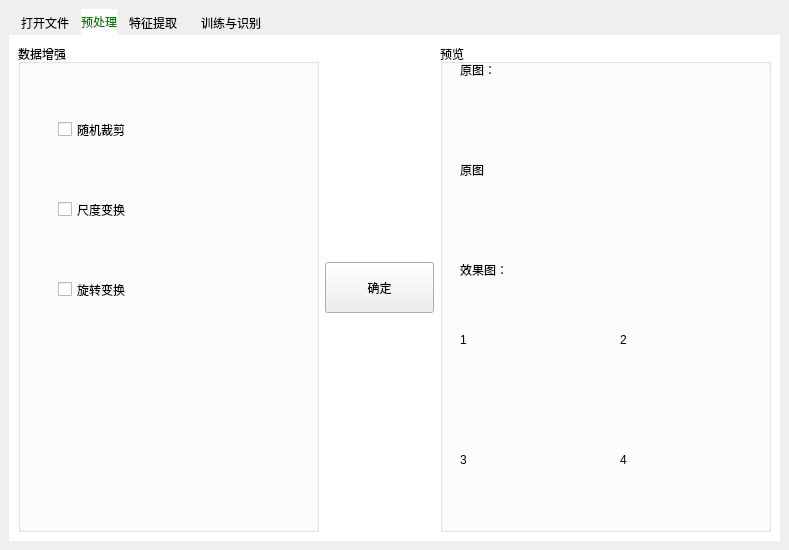
Liujiajia1994/pyQtTest, file oceanEddyRecognition.ui: the form before one commit.
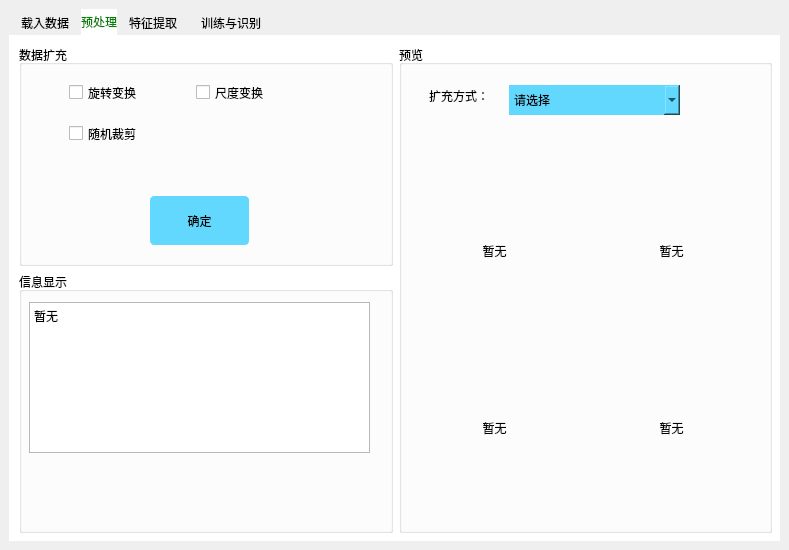
The form after the commit. The open tabs and pages were chosen to show the change. Icons and pictures are not drawn.

Commit message: 预处理界面调整

Patch:
```diff
--- a/oceanEddyRecognition.ui
+++ b/oceanEddyRecognition.ui
@@ -71,7 +71,7 @@
         </iconset>
        </attribute>
        <attribute name="title">
-        <string>打开文件</string>
+        <string>载入数据</string>
        </attribute>
        <layout class="QGridLayout" name="gridLayout_2">
         <item row="0" column="0">
@@ -213,181 +213,295 @@
        <attribute name="title">
         <string>预处理</string>
        </attribute>
-       <layout class="QGridLayout" name="gridLayout_3">
-        <item row="0" column="0">
-         <layout class="QHBoxLayout" name="horizontalLayout_2" stretch="2,1,2">
-          <item>
-           <widget class="QGroupBox" name="groupBox_4">
-            <property name="minimumSize">
-             <size>
-              <width>301</width>
-              <height>481</height>
-             </size>
-            </property>
-            <property name="title">
-             <string>数据增强</string>
-            </property>
-            <widget class="QCheckBox" name="checkBox">
-             <property name="geometry">
-              <rect>
-               <x>40</x>
-               <y>60</y>
-               <width>101</width>
-               <height>51</height>
-              </rect>
+       <widget class="QWidget" name="">
+        <property name="geometry">
+         <rect>
+          <x>10</x>
+          <y>10</y>
+          <width>753</width>
+          <height>488</height>
+         </rect>
+        </property>
+        <layout class="QHBoxLayout" name="horizontalLayout_5">
+         <item>
+          <layout class="QVBoxLayout" name="verticalLayout_2">
+           <item>
+            <widget class="QGroupBox" name="groupBox_4">
+             <property name="minimumSize">
+              <size>
+               <width>371</width>
+               <height>217</height>
+              </size>
              </property>
-             <property name="text">
-              <string>随机裁剪</string>
+             <property name="title">
+              <string>数据扩充</string>
              </property>
+             <widget class="QPushButton" name="pushButtoncheck">
+              <property name="geometry">
+               <rect>
+                <x>130</x>
+                <y>150</y>
+                <width>101</width>
+                <height>51</height>
+               </rect>
+              </property>
+              <property name="minimumSize">
+               <size>
+                <width>101</width>
+                <height>51</height>
+               </size>
+              </property>
+              <property name="styleSheet">
+               <string notr="true">QPushButton{  
+    border: 1px solid #ffffff;    
+	background-color:#62d8fe;
+    border-style: solid;  
+    border-radius:5px;  
+    width: 100px;  
+    height:20px;  
+    padding:0 0px;  
+} 
+QPushButton:hover{     
+    border: 1px solid #ffffff;  
+	background-color:#d6f7fe;
+    border-style: solid;  
+    border-radius:5px;  
+    width: 40px;  
+    height:20px;  
+    padding:0 0px;  
+}
+QPushButton:pressed{  
+    background-color:#EAF0FF;  
+    border: 1px solid #AAB4C4;  
+    width: 40px;  
+    height:20px;  
+    padding:0 0px;  
+    border-radius:5px;  
+}</string>
+              </property>
+              <property name="text">
+               <string>确定</string>
+              </property>
+             </widget>
+             <widget class="QWidget" name="">
+              <property name="geometry">
+               <rect>
+                <x>50</x>
+                <y>30</y>
+                <width>248</width>
+                <height>78</height>
+               </rect>
+              </property>
+              <layout class="QGridLayout" name="gridLayout_3">
+               <item row="0" column="0">
+                <widget class="QCheckBox" name="checkBox_3">
+                 <property name="minimumSize">
+                  <size>
+                   <width>120</width>
+                   <height>35</height>
+                  </size>
+                 </property>
+                 <property name="text">
+                  <string>旋转变换</string>
+                 </property>
+                </widget>
+               </item>
+               <item row="0" column="1">
+                <widget class="QCheckBox" name="checkBox_2">
+                 <property name="minimumSize">
+                  <size>
+                   <width>120</width>
+                   <height>35</height>
+                  </size>
+                 </property>
+                 <property name="text">
+                  <string>尺度变换</string>
+                 </property>
+                </widget>
+               </item>
+               <item row="1" column="0">
+                <widget class="QCheckBox" name="checkBox">
+                 <property name="minimumSize">
+                  <size>
+                   <width>120</width>
+                   <height>35</height>
+                  </size>
+                 </property>
+                 <property name="text">
+                  <string>随机裁剪</string>
+                 </property>
+                </widget>
+               </item>
+              </layout>
+             </widget>
             </widget>
-            <widget class="QCheckBox" name="checkBox_2">
-             <property name="geometry">
-              <rect>
-               <x>40</x>
-               <y>140</y>
-               <width>101</width>
-               <height>51</height>
-              </rect>
+           </item>
+           <item>
+            <widget class="QGroupBox" name="groupBox_5">
+             <property name="minimumSize">
+              <size>
+               <width>371</width>
+               <height>261</height>
+              </size>
              </property>
-             <property name="text">
-              <string>尺度变换</string>
+             <property name="title">
+              <string>信息显示</string>
              </property>
+             <widget class="QTextEdit" name="textEdit_info_2">
+              <property name="geometry">
+               <rect>
+                <x>10</x>
+                <y>30</y>
+                <width>341</width>
+                <height>151</height>
+               </rect>
+              </property>
+              <property name="html">
+               <string>&lt;!DOCTYPE HTML PUBLIC &quot;-//W3C//DTD HTML 4.0//EN&quot; &quot;http://www.w3.org/TR/REC-html40/strict.dtd&quot;&gt;
+&lt;html&gt;&lt;head&gt;&lt;meta name=&quot;qrichtext&quot; content=&quot;1&quot; /&gt;&lt;style type=&quot;text/css&quot;&gt;
+p, li { white-space: pre-wrap; }
+&lt;/style&gt;&lt;/head&gt;&lt;body style=&quot; font-family:'SimSun'; font-size:9pt; font-weight:400; font-style:normal;&quot;&gt;
+&lt;p style=&quot; margin-top:0px; margin-bottom:0px; margin-left:0px; margin-right:0px; -qt-block-indent:0; text-indent:0px;&quot;&gt;暂无&lt;/p&gt;&lt;/body&gt;&lt;/html&gt;</string>
+              </property>
+             </widget>
             </widget>
-            <widget class="QCheckBox" name="checkBox_3">
-             <property name="geometry">
-              <rect>
-               <x>40</x>
-               <y>220</y>
-               <width>101</width>
-               <height>51</height>
-              </rect>
-             </property>
-             <property name="text">
-              <string>旋转变换</string>
-             </property>
-            </widget>
-           </widget>
-          </item>
-          <item>
-           <widget class="QPushButton" name="pushButton_check">
+           </item>
+          </layout>
+         </item>
+         <item>
+          <widget class="QGroupBox" name="groupBox_8">
+           <property name="minimumSize">
+            <size>
+             <width>372</width>
+             <height>481</height>
+            </size>
+           </property>
+           <property name="title">
+            <string>预览</string>
+           </property>
+           <widget class="QLabel" name="label">
+            <property name="geometry">
+             <rect>
+              <x>30</x>
+              <y>30</y>
+              <width>81</width>
+              <height>41</height>
+             </rect>
+            </property>
             <property name="minimumSize">
              <size>
-              <width>101</width>
-              <height>51</height>
+              <width>81</width>
+              <height>41</height>
              </size>
             </property>
             <property name="text">
-             <string>确定</string>
+             <string>扩充方式：</string>
             </property>
            </widget>
-          </item>
-          <item>
-           <widget class="QGroupBox" name="groupBox_5">
-            <property name="minimumSize">
-             <size>
-              <width>331</width>
-              <height>481</height>
-             </size>
+           <widget class="QComboBox" name="comboBox_2">
+            <property name="geometry">
+             <rect>
+              <x>110</x>
+              <y>40</y>
+              <width>171</width>
+              <height>30</height>
+             </rect>
             </property>
-            <property name="title">
-             <string>预览</string>
+            <property name="styleSheet">
+             <string notr="true">QComboBox {
+	font-family: &quot;微软雅黑&quot;;
+    color: black;
+    border: 1px #1a1a1a solid;
+	background-color:#62d8fe;
+}
+</string>
             </property>
-            <widget class="QLabel" name="label_2">
-             <property name="geometry">
-              <rect>
-               <x>20</x>
-               <y>20</y>
-               <width>54</width>
-               <height>12</height>
-              </rect>
-             </property>
+            <item>
              <property name="text">
-              <string>原图：</string>
+              <string>请选择</string>
              </property>
-            </widget>
-            <widget class="QLabel" name="label_3">
-             <property name="geometry">
-              <rect>
-               <x>20</x>
-               <y>50</y>
-               <width>291</width>
-               <height>151</height>
-              </rect>
-             </property>
-             <property name="text">
-              <string>原图</string>
-             </property>
-            </widget>
-            <widget class="QLabel" name="label_4">
-             <property name="geometry">
-              <rect>
-               <x>20</x>
-               <y>220</y>
-               <width>54</width>
-               <height>12</height>
-              </rect>
-             </property>
-             <property name="text">
-              <string>效果图：</string>
-             </property>
-            </widget>
-            <widget class="QLabel" name="label_5">
-             <property name="geometry">
-              <rect>
-               <x>20</x>
-               <y>240</y>
-               <width>141</width>
-               <height>111</height>
-              </rect>
-             </property>
-             <property name="text">
-              <string>1</string>
-             </property>
-            </widget>
-            <widget class="QLabel" name="label_6">
-             <property name="geometry">
-              <rect>
-               <x>180</x>
-               <y>240</y>
-               <width>141</width>
-               <height>111</height>
-              </rect>
-             </property>
-             <property name="text">
-              <string>2</string>
-             </property>
-            </widget>
-            <widget class="QLabel" name="label_7">
-             <property name="geometry">
-              <rect>
-               <x>20</x>
-               <y>360</y>
-               <width>141</width>
-               <height>111</height>
-              </rect>
-             </property>
-             <property name="text">
-              <string>3</string>
-             </property>
-            </widget>
-            <widget class="QLabel" name="label_8">
-             <property name="geometry">
-              <rect>
-               <x>180</x>
-               <y>360</y>
-               <width>141</width>
-               <height>111</height>
-              </rect>
-             </property>
-             <property name="text">
-              <string>4</string>
-             </property>
-            </widget>
+            </item>
            </widget>
-          </item>
-         </layout>
-        </item>
-       </layout>
+           <widget class="QWidget" name="">
+            <property name="geometry">
+             <rect>
+              <x>10</x>
+              <y>120</y>
+              <width>348</width>
+              <height>348</height>
+             </rect>
+            </property>
+            <layout class="QGridLayout" name="gridLayout_5">
+             <item row="0" column="0">
+              <widget class="QLabel" name="label_2">
+               <property name="minimumSize">
+                <size>
+                 <width>170</width>
+                 <height>170</height>
+                </size>
+               </property>
+               <property name="text">
+                <string>暂无</string>
+               </property>
+               <property name="alignment">
+                <set>Qt::AlignCenter</set>
+               </property>
+              </widget>
+             </item>
+             <item row="0" column="1">
+              <widget class="QLabel" name="label_3">
+               <property name="minimumSize">
+                <size>
+                 <width>170</width>
+                 <height>170</height>
+                </size>
+               </property>
+               <property name="text">
+                <string>暂无</string>
+               </property>
+               <property name="alignment">
+                <set>Qt::AlignCenter</set>
+               </property>
+              </widget>
+             </item>
+             <item row="1" column="0">
+              <widget class="QLabel" name="label_4">
+               <property name="minimumSize">
+                <size>
+                 <width>170</width>
+                 <height>170</height>
+                </size>
+               </property>
+               <property name="text">
+                <string>暂无</string>
+               </property>
+               <property name="alignment">
+                <set>Qt::AlignCenter</set>
+               </property>
+              </widget>
+             </item>
+             <item row="1" column="1">
+              <widget class="QLabel" name="label_5">
+               <property name="minimumSize">
+                <size>
+                 <width>170</width>
+                 <height>170</height>
+                </size>
+               </property>
+               <property name="text">
+                <string>暂无</string>
+               </property>
+               <property name="alignment">
+                <set>Qt::AlignCenter</set>
+               </property>
+              </widget>
+             </item>
+            </layout>
+           </widget>
+          </widget>
+         </item>
+        </layout>
+       </widget>
       </widget>
       <widget class="QWidget" name="tab_extract">
        <attribute name="icon">
```
Left out of the diff: 173 changed lines with no effect on the pictures. The commit also changes 1 other file.
